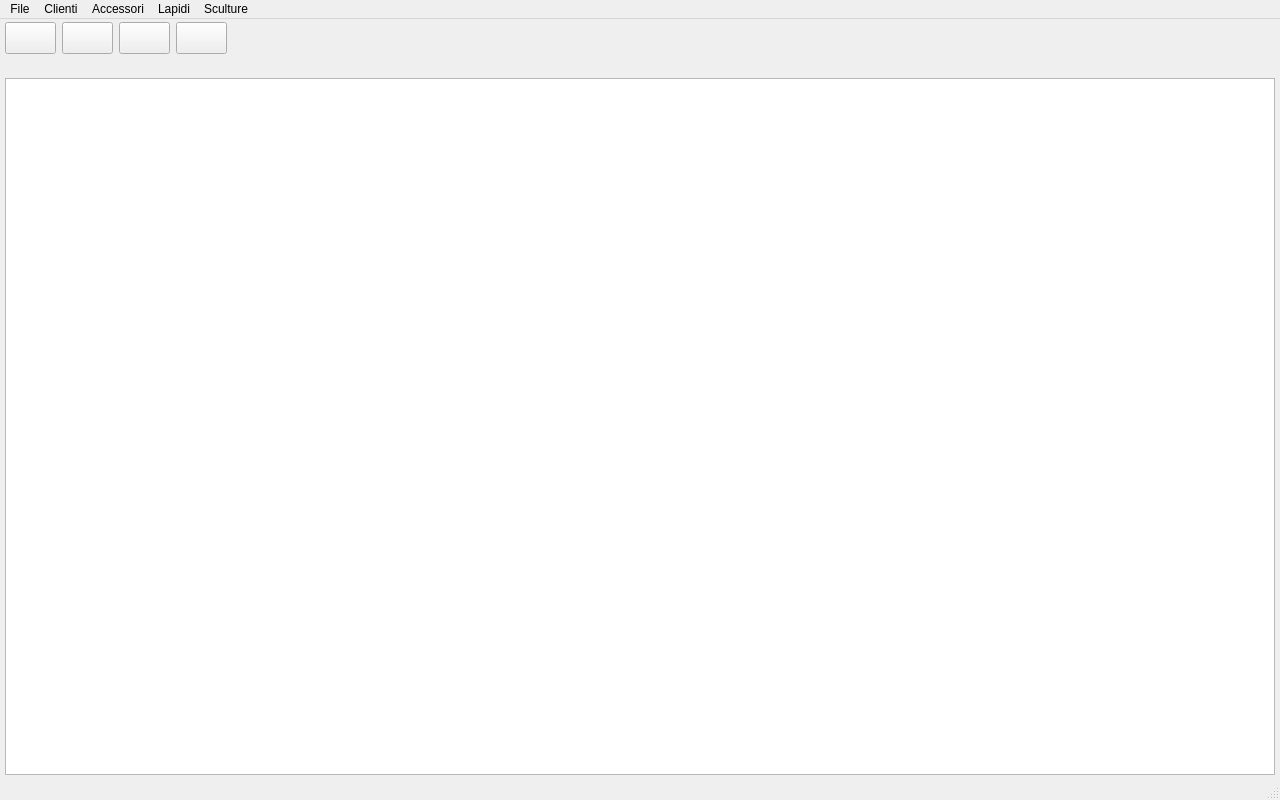
First picture: the form in funeraria.ui, repository LuigiCaradonna/funeraria, before the edit.
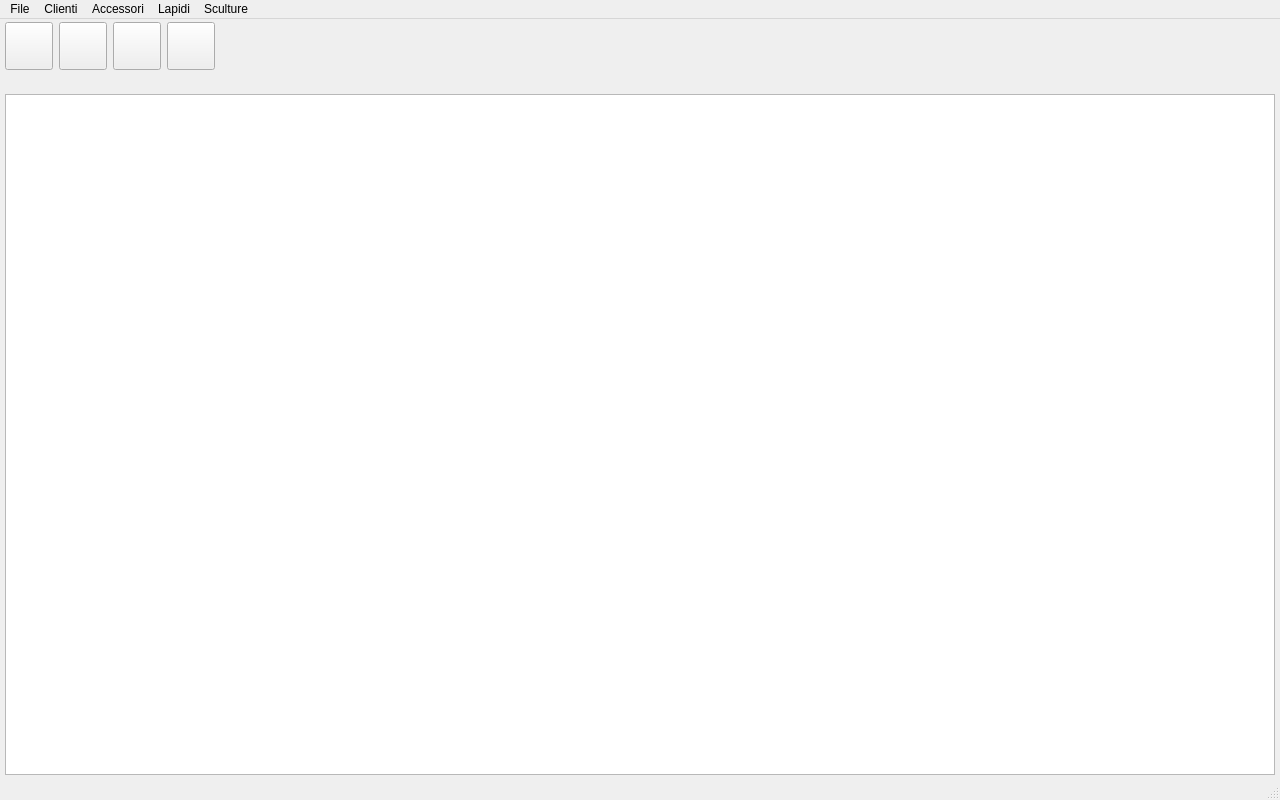
Second picture: the form after the edit.

Diff of the .ui file:
```diff
--- a/funeraria.ui
+++ b/funeraria.ui
@@ -50,14 +50,14 @@
          <widget class="QPushButton" name="btnReport">
           <property name="minimumSize">
            <size>
-            <width>0</width>
-            <height>32</height>
+            <width>48</width>
+            <height>48</height>
            </size>
           </property>
           <property name="maximumSize">
            <size>
-            <width>16777215</width>
-            <height>32</height>
+            <width>48</width>
+            <height>48</height>
            </size>
           </property>
           <property name="font">
@@ -77,14 +77,14 @@
          <widget class="QPushButton" name="btnToEngrave">
           <property name="minimumSize">
            <size>
-            <width>0</width>
-            <height>32</height>
+            <width>48</width>
+            <height>48</height>
            </size>
           </property>
           <property name="maximumSize">
            <size>
-            <width>16777215</width>
-            <height>32</height>
+            <width>48</width>
+            <height>48</height>
            </size>
           </property>
           <property name="font">
@@ -104,14 +104,14 @@
          <widget class="QPushButton" name="btnSculptures">
           <property name="minimumSize">
            <size>
-            <width>0</width>
-            <height>32</height>
+            <width>48</width>
+            <height>48</height>
            </size>
           </property>
           <property name="maximumSize">
            <size>
-            <width>16777215</width>
-            <height>32</height>
+            <width>48</width>
+            <height>48</height>
            </size>
           </property>
           <property name="font">
@@ -131,14 +131,14 @@
          <widget class="QPushButton" name="btnNewTomb">
           <property name="minimumSize">
            <size>
-            <width>0</width>
-            <height>32</height>
+            <width>48</width>
+            <height>48</height>
            </size>
           </property>
           <property name="maximumSize">
            <size>
-            <width>16777215</width>
-            <height>32</height>
+            <width>48</width>
+            <height>48</height>
            </size>
           </property>
           <property name="font">
```
